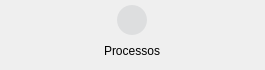
newprev/PrevCliente, file Design/UI/wdgMenuButton.ui: the form before one commit.
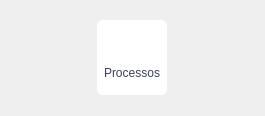
The form after the commit. Icons and pictures are not drawn.

What changed in the file:
```diff
--- a/Design/UI/wdgMenuButton.ui
+++ b/Design/UI/wdgMenuButton.ui
@@ -7,7 +7,7 @@
     <x>0</x>
     <y>0</y>
     <width>265</width>
-    <height>70</height>
+    <height>116</height>
    </rect>
   </property>
   <property name="windowTitle">
@@ -15,11 +15,17 @@
   </property>
   <property name="styleSheet">
    <string notr="true">/*------------------------------------ Frame ------------------------------------*/
+#frPrincipal {
+	background-color: white;
+	border: 0px solid none;
+	border-radius: 6px;
 
+	padding: 4px;
+}
 
 /*------------------------------------ Push Button ------------------------------------*/
 #pbFuncionalidade {
-	background-color: #DDDEDF;
+	background-color: white;
 	border-radius: 15px;
 
 	background-image: url(:/funcionalidade/processos.png);
@@ -38,8 +44,8 @@
 
 /*------------------------------------ Label ------------------------------------*/
 #lbNomeFuncionalidade {
-	
-	font: 10pt &quot;Avenir LT Std&quot;;
+	font: 9pt &quot;Avenir LT Std&quot;;
+	color: #3A405A;
 }</string>
   </property>
   <layout class="QHBoxLayout" name="horizontalLayout">
@@ -62,14 +68,14 @@
     <widget class="QFrame" name="frPrincipal">
      <property name="minimumSize">
       <size>
-       <width>60</width>
-       <height>60</height>
+       <width>70</width>
+       <height>75</height>
       </size>
      </property>
      <property name="maximumSize">
       <size>
-       <width>80</width>
-       <height>60</height>
+       <width>70</width>
+       <height>75</height>
       </size>
      </property>
      <property name="frameShape">
@@ -80,7 +86,7 @@
      </property>
      <layout class="QVBoxLayout" name="verticalLayout_2">
       <property name="spacing">
-       <number>2</number>
+       <number>0</number>
       </property>
       <property name="leftMargin">
        <number>0</number>
```
Left out of the diff: 8 changed lines with no effect on the pictures.
